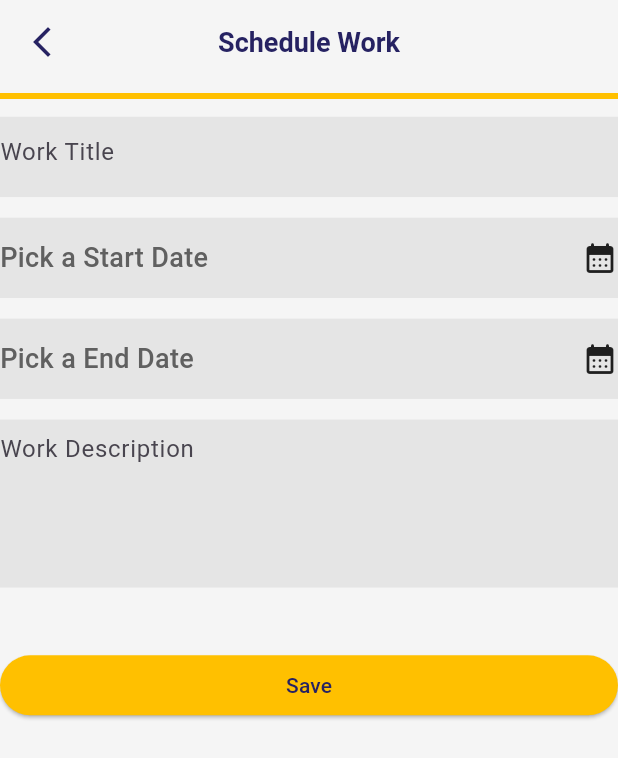
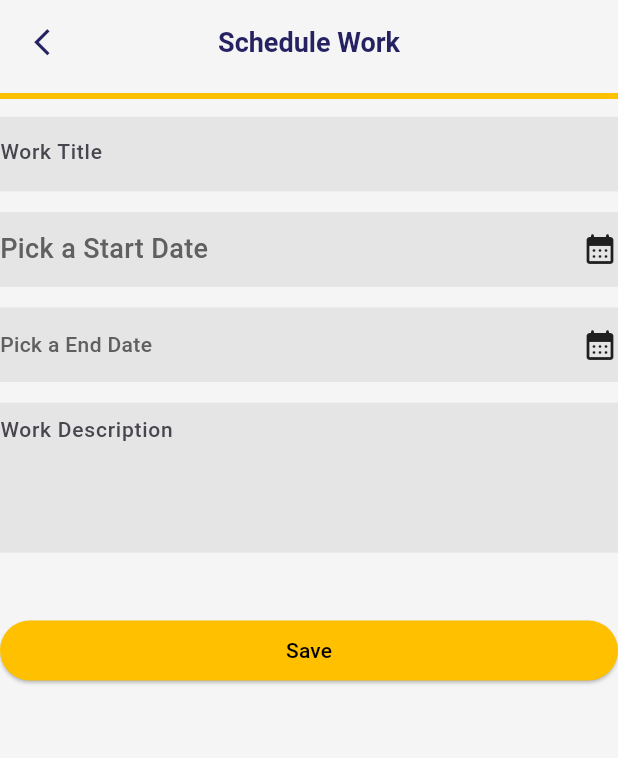
Before and after one commit to madhusudhan1557/construction_flutter, a Flutter app: the ScheduleWork screen opened directly with empty values, on a phone screen of 412 x 824 dp. Shown: the top 758 px of the screen. Run offline on Flutter 3.47's test engine with Material 2 defaults, Android fonts, the phone set to English and light mode, and no system bars; our stand-ins replace bloc, bot_toast, carousel_indicator, carousel_slider, cloud_firestore, dropdown_button2 and 8 more; missing offline and left inert: iconify_flutter, syncfusion_flutter_pdf, syncfusion_flutter_signaturepad; accounts and stored records are empty.

Commit message:
fixes ui

```diff
--- a/lib/presentation/screens/workinprogress/schedule_work.dart
+++ b/lib/presentation/screens/workinprogress/schedule_work.dart
@@ -20,6 +20,7 @@ class ScheduleWork extends StatefulWidget {
 class _ScheduleWorkState extends State<ScheduleWork> {
   DateTime? startDate;
   TextEditingController worktitle = TextEditingController();
+  TextEditingController desc = TextEditingController();
   DateTime? endDate;
   final _formkey = GlobalKey<FormState>();
   @override
@@ -43,9 +44,9 @@ class _ScheduleWorkState extends State<ScheduleWork> {
             title: "Schedule Work",
             bgcolor: AppColors.white,
             leading: IconButton(
-              icon: const Icon(
+              icon: Icon(
                 Icons.arrow_back_ios_new,
-                size: 24,
+                size: size.height / 90 * 2.3,
               ),
               onPressed: () {
                 Navigator.of(context).pop();
@@ -67,9 +68,14 @@ class _ScheduleWorkState extends State<ScheduleWork> {
                     padding: EdgeInsets.symmetric(
                       horizontal: padding.top * 0.4,
                     ),
-                    height: size.height / 90 * 5.85,
+                    height: size.height / 90 * 5.44,
                     color: AppColors.customWhite,
                     child: TextFormField(
+                      style: const TextStyle(
+                        fontSize: 14,
+                        color: Colors.black,
+                        fontWeight: FontWeight.w500,
+                      ),
                       controller: worktitle,
                       decoration: const InputDecoration(
                         hintText: "Work Title",
@@ -110,7 +116,7 @@ class _ScheduleWorkState extends State<ScheduleWork> {
                       padding: EdgeInsets.symmetric(
                         horizontal: padding.top * 0.4,
                       ),
-                      height: size.height / 90 * 5.85,
+                      height: size.height / 90 * 5.44,
                       color: AppColors.customWhite,
                       child: Row(
                         mainAxisAlignment: MainAxisAlignment.spaceBetween,
@@ -129,7 +135,7 @@ class _ScheduleWorkState extends State<ScheduleWork> {
                                       .format(startDate!)
                                       .toString(),
                                   style: TextStyle(
-                                    fontSize: 18,
+                                    fontSize: 14,
                                     fontWeight: FontWeight.w500,
                                     color: AppColors.blue,
                                   ),
@@ -172,7 +178,7 @@ class _ScheduleWorkState extends State<ScheduleWork> {
                         horizontal: padding.top * 0.4,
                       ),
                       color: AppColors.customWhite,
-                      height: size.height / 90 * 5.85,
+                      height: size.height / 90 * 5.44,
                       child: Row(
                         mainAxisAlignment: MainAxisAlignment.spaceBetween,
                         children: [
@@ -180,7 +186,7 @@ class _ScheduleWorkState extends State<ScheduleWork> {
                               ? Text(
                                   "Pick a End Date",
                                   style: TextStyle(
-                                    fontSize: 18,
+                                    fontSize: 14,
                                     fontWeight: FontWeight.w500,
                                     color: AppColors.grey,
                                   ),
@@ -190,7 +196,7 @@ class _ScheduleWorkState extends State<ScheduleWork> {
                                       .format(endDate!)
                                       .toString(),
                                   style: TextStyle(
-                                    fontSize: 18,
+                                    fontSize: 14,
                                     fontWeight: FontWeight.w500,
                                     color: AppColors.blue,
                                   ),
@@ -209,6 +215,12 @@ class _ScheduleWorkState extends State<ScheduleWork> {
                     ),
                     color: AppColors.customWhite,
                     child: TextFormField(
+                      style: const TextStyle(
+                        fontSize: 14,
+                        color: Colors.black,
+                        fontWeight: FontWeight.w500,
+                      ),
+                      controller: desc,
                       maxLines: 4,
                       decoration: const InputDecoration(
                         hintText: "Work Description",
@@ -264,6 +276,7 @@ class _ScheduleWorkState extends State<ScheduleWork> {
                           } else {
                             WorksModel worksModel = WorksModel(
                               title: worktitle.text,
+                              workdesc: desc.text,
                               startdate: startDate!,
                               endDate: endDate!,
                             );
@@ -271,7 +284,14 @@ class _ScheduleWorkState extends State<ScheduleWork> {
                                 .addWork(worksModel, args['sid']);
                           }
                         },
-                        child: const Text("Save"),
+                        child: const Text(
+                          "Save",
+                          style: TextStyle(
+                            fontSize: 14,
+                            color: Colors.black,
+                            fontWeight: FontWeight.w500,
+                          ),
+                        ),
                       );
                     },
                   )
```
Also changed, not shown: lib/presentation/screens/workinprogress/edit_work_page.dart (+30 -13 lines).
